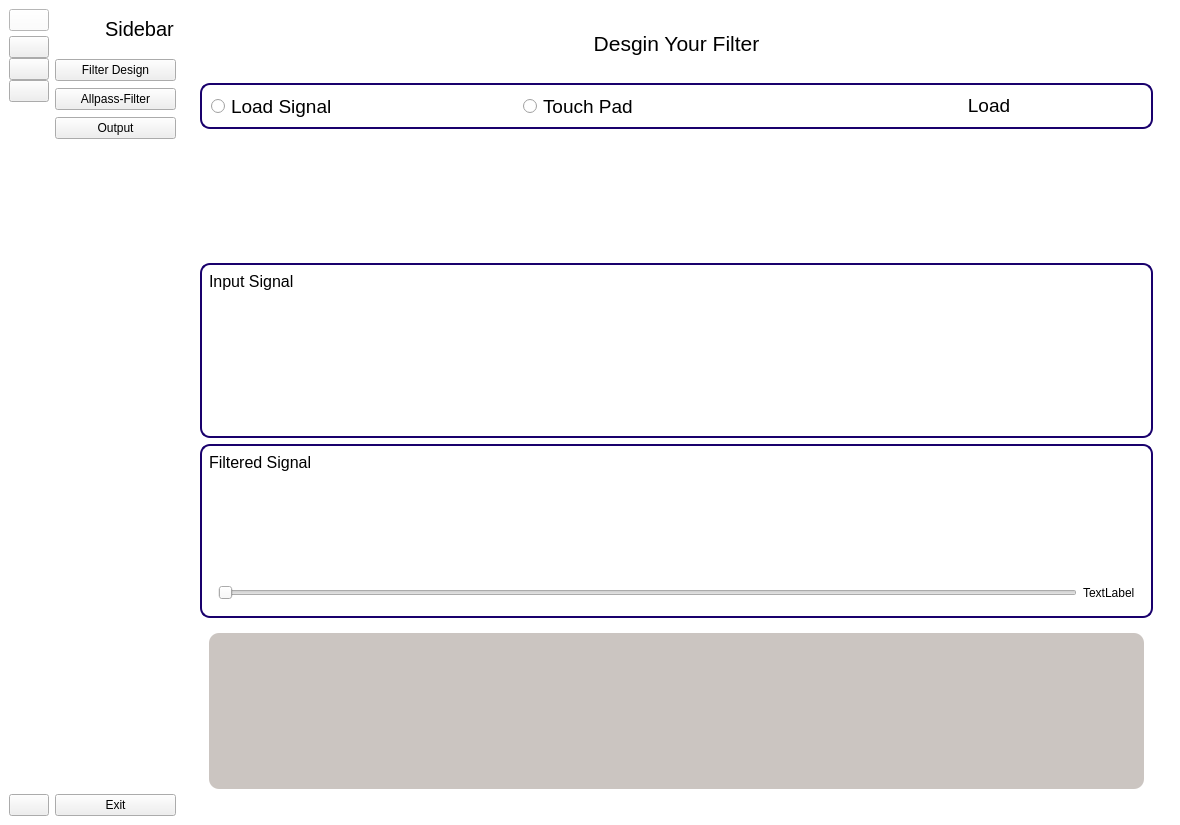
Old version of the form FixingGUI2.ui in the repository shehab400/Digital-filter-design.
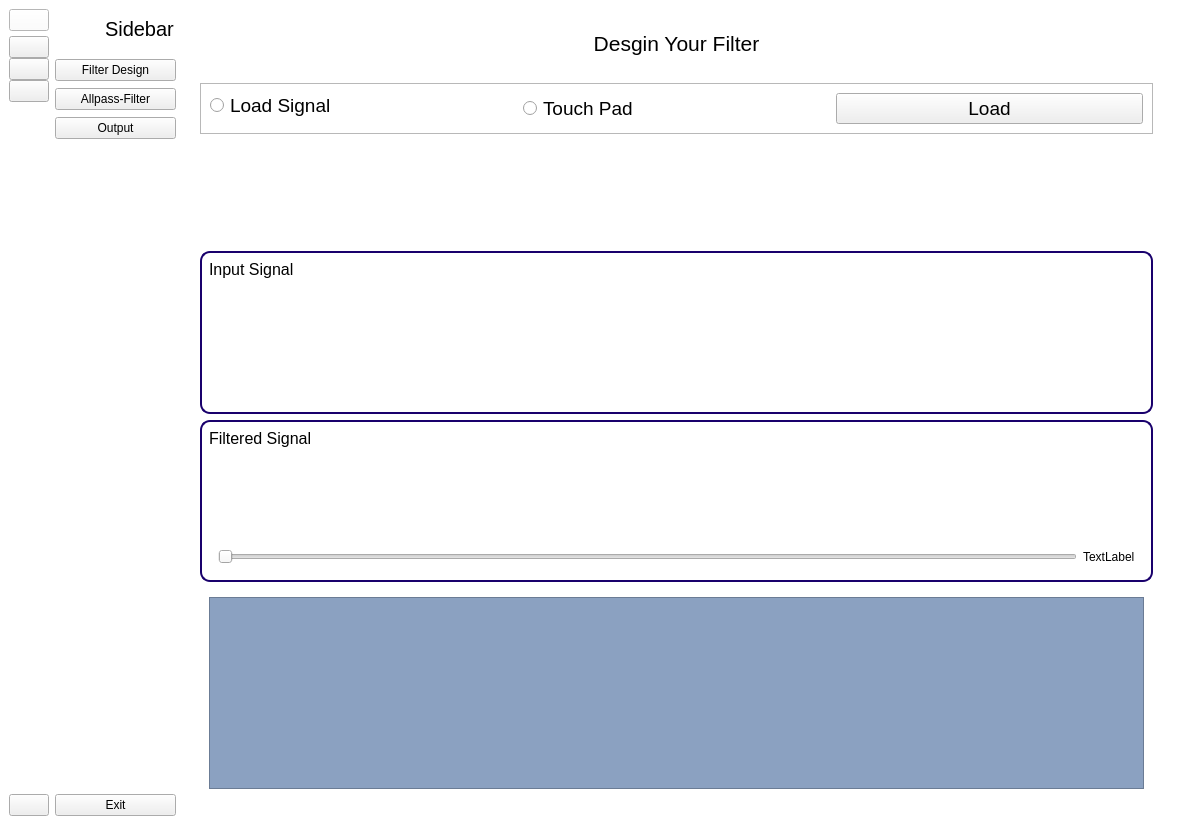
New version of the form. The open tabs and pages were chosen to show the change. Icons and pictures are not drawn.

Diff of the .ui file:
```diff
--- a/FixingGUI2.ui
+++ b/FixingGUI2.ui
@@ -649,8 +649,7 @@
            <item row="0" column="0" alignment="Qt::AlignTop">
             <widget class="QFrame" name="frame_5">
              <property name="styleSheet">
-              <string notr="true">  border: 2px solid rgb(25, 0, 108);
-  border-radius: 10px;</string>
+              <string notr="true"/>
              </property>
              <property name="frameShape">
               <enum>QFrame::StyledPanel</enum>
@@ -682,7 +681,7 @@
                  </font>
                 </property>
                 <property name="styleSheet">
-                 <string notr="true">border:0px</string>
+                 <string notr="true"/>
                 </property>
                 <property name="text">
                  <string>Load</string>
@@ -804,15 +803,16 @@
               <string notr="true"/>
              </property>
              <layout class="QGridLayout" name="gridLayout_22">
-              <item row="0" column="0">
-               <widget class="QLabel" name="label_18">
-                <property name="styleSheet">
-                 <string notr="true">border:0px;
-background-color: rgb(203, 197, 193);
-border-radius: 10%;</string>
+              <item row="0" column="0" alignment="Qt::AlignBottom">
+               <widget class="QGraphicsView" name="touchPad">
+                <property name="minimumSize">
+                 <size>
+                  <width>930</width>
+                  <height>192</height>
+                 </size>
                 </property>
-                <property name="text">
-                 <string/>
+                <property name="styleSheet">
+                 <string notr="true">background-color: rgb(139, 161, 193);</string>
                 </property>
                </widget>
               </item>
```
